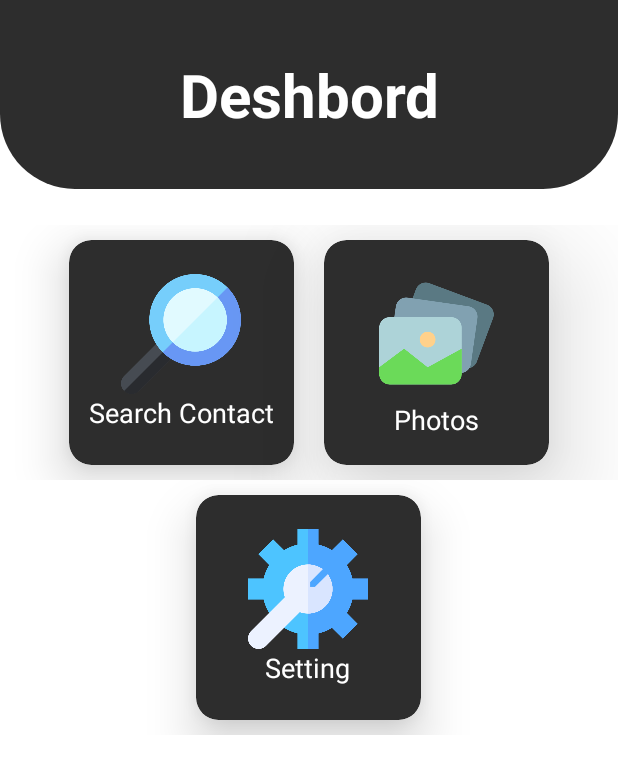
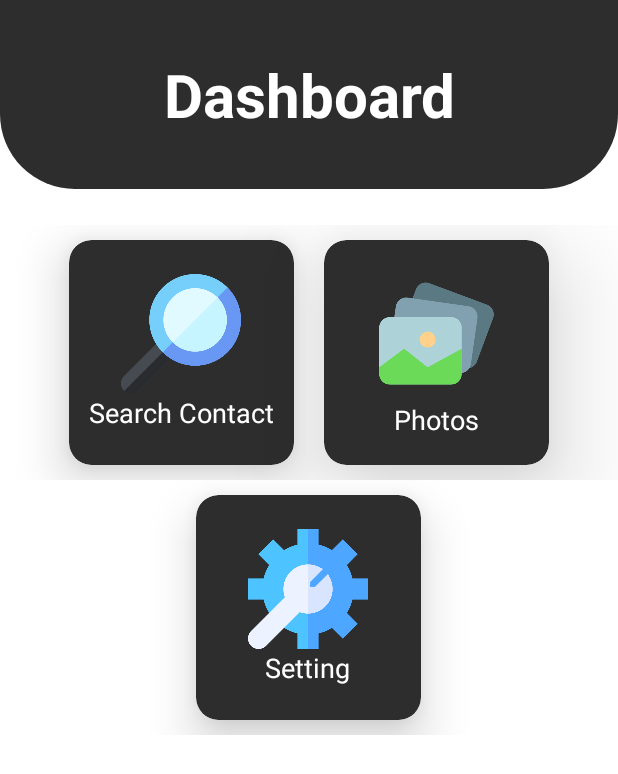
Before and after one commit to kuldeep4775/Baber-Samaj, an Android app: the screen it shows after launch (deshbord), on a phone screen of 412 x 824 dp. Shown: the top 774 px of the screen. Run offline under Robolectric (Android 15) with nearby library versions, the phone set to English and light mode, and no system bars.

Commit message:
Samaj App

```diff
--- a/app/src/main/res/layout/activity_deshbord.xml
+++ b/app/src/main/res/layout/activity_deshbord.xml
@@ -15,7 +15,7 @@
         <TextView
             android:layout_width="match_parent"
             android:layout_height="match_parent"
-            android:text="Deshbord"
+            android:text="Dashboard"
             android:gravity="center"
             android:textColor="@color/white"
             android:textStyle="bold"
```
